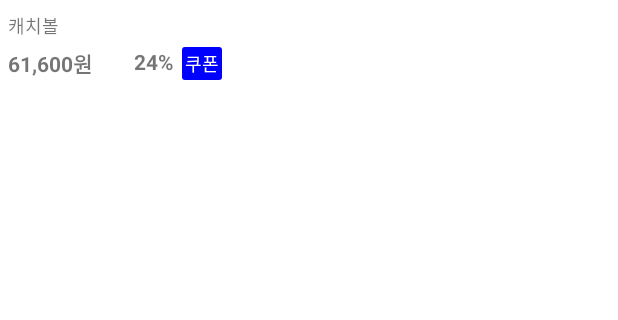
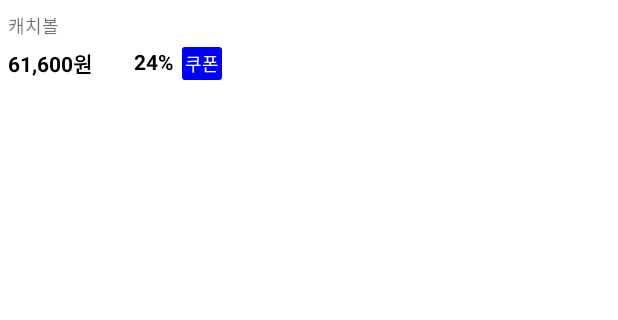
Before and after one commit to junseokseo9306/musin, an Android app: the layout item_recycler_goods.xml on its own in the app's theme, with its tools: preview values and no code run, on a phone screen of 412 x 824 dp, the part 270-590 px from its top. Run offline under Robolectric (Android 15) with nearby library versions, the phone set to English and light mode, and no system bars; network calls fail.

Commit message:
feat: 글자 style 생성 및 Banner 영역 필요 text 추가

```diff
--- a/app/src/main/res/layout/fragment_home.xml
+++ b/app/src/main/res/layout/fragment_home.xml
@@ -44,7 +44,6 @@
                 android:id="@+id/rv_grid_goods_area"
                 android:layout_width="match_parent"
                 android:layout_height="0dp"
-                android:layout_marginTop="4dp"
                 android:nestedScrollingEnabled="false"
                 android:overScrollMode="never"
                 app:layoutManager="androidx.recyclerview.widget.GridLayoutManager"
@@ -60,7 +59,6 @@
                 layout="@layout/item_recycler_header"
                 android:layout_width="match_parent"
                 android:layout_height="120dp"
-                android:layout_marginTop="16dp"
                 app:header="@{header}"
                 app:isVisible="@{isVisible}"
                 app:layout_constraintEnd_toEndOf="parent"
@@ -71,7 +69,6 @@
                 android:id="@+id/rv_scroll_goods_area"
                 android:layout_width="match_parent"
                 android:layout_height="0dp"
-                android:layout_marginTop="16dp"
                 app:layoutManager="androidx.recyclerview.widget.LinearLayoutManager"
                 app:layout_constraintEnd_toEndOf="parent"
                 app:layout_constraintStart_toStartOf="parent"
@@ -83,7 +80,6 @@
                 android:id="@+id/rv_style"
                 android:layout_width="match_parent"
                 android:layout_height="0dp"
-                android:layout_marginTop="4dp"
                 android:nestedScrollingEnabled="false"
                 android:overScrollMode="never"
                 app:layout_constraintEnd_toEndOf="parent"
--- a/app/src/main/res/layout/item_recycler_goods.xml
+++ b/app/src/main/res/layout/item_recycler_goods.xml
@@ -28,12 +28,12 @@
 
         <TextView
             android:id="@+id/tv_goods_title"
+            style="@style/GoodsTextStyle"
             android:layout_width="wrap_content"
             android:layout_height="wrap_content"
             android:layout_marginStart="5dp"
             android:layout_marginTop="8dp"
             android:text="@{item.brandName}"
-            android:textSize="12sp"
             app:layout_constraintStart_toStartOf="parent"
             app:layout_constraintTop_toBottomOf="@id/iv_goods_thumbnail"
             tools:text="캐치볼"
@@ -41,12 +41,11 @@
 
         <TextView
             android:id="@+id/tv_goods_price"
+            style="@style/GoodsTextStyle.PriceBold.Black"
             android:layout_width="wrap_content"
             android:layout_height="wrap_content"
             android:layout_marginStart="5dp"
             android:layout_marginTop="5dp"
-            android:textSize="14sp"
-            android:textStyle="bold"
             app:layout_constraintStart_toStartOf="parent"
             app:layout_constraintTop_toBottomOf="@id/tv_goods_title"
             app:price="@{item.price}"
@@ -54,12 +53,11 @@
 
         <TextView
             android:id="@+id/tv_goods_sale_rate"
+            style="@style/GoodsTextStyle.PriceBold"
             android:layout_width="wrap_content"
             android:layout_height="wrap_content"
             android:layout_marginTop="5dp"
             android:layout_marginEnd="5dp"
-            android:textSize="14sp"
-            android:textStyle="bold"
             app:colorText="@{item.saleRate}"
             app:layout_constraintEnd_toStartOf="@id/tv_goods_coupon"
             app:layout_constraintTop_toBottomOf="@id/tv_goods_title"
@@ -67,6 +65,7 @@
 
         <TextView
             android:id="@+id/tv_goods_coupon"
+            style="@style/GoodsTextStyle.White"
             android:layout_width="wrap_content"
             android:layout_height="wrap_content"
             android:layout_marginStart="5dp"
@@ -74,8 +73,6 @@
             android:layout_marginEnd="2dp"
             android:background="@drawable/icon_coupon"
             android:text="@string/goods_coupon"
-            android:textColor="@color/white"
-            android:textSize="12sp"
             app:layout_constraintEnd_toEndOf="parent"
             app:layout_constraintTop_toBottomOf="@id/tv_goods_title"
             app:visible="@{item.hasCoupon}" />
--- /dev/null
+++ b/app/src/main/res/values/style.xml
@@ -0,0 +1,31 @@
+<?xml version="1.0" encoding="utf-8"?>
+<resources>
+
+    <style name="BannerTextStyle">
+        <item name="android:textSize">12sp</item>
+        <item name="android:textColor">@color/white</item>
+        <item name="android:textStyle">bold</item>
+    </style>
+
+    <style name="BannerTextStyle.Title">
+        <item name="android:textSize">24sp</item>
+    </style>
+
+    <style name="GoodsTextStyle">
+        <item name="android:textSize">12sp</item>
+    </style>
+
+    <style name="GoodsTextStyle.White">
+        <item name="android:textColor">@color/white</item>
+    </style>
+
+    <style name="GoodsTextStyle.PriceBold">
+        <item name="android:textSize">14sp</item>
+        <item name="android:textStyle">bold</item>
+        <item name="android:textColor">@color/black</item>
+    </style>
+
+    <style name="GoodsTextStyle.PriceBold.Black">
+        <item name="android:textColor">@color/black</item>
+    </style>
+</resources>
```
Also changed, not shown: app/src/main/res/layout/item_viewpager.xml (+30 -8 lines).
